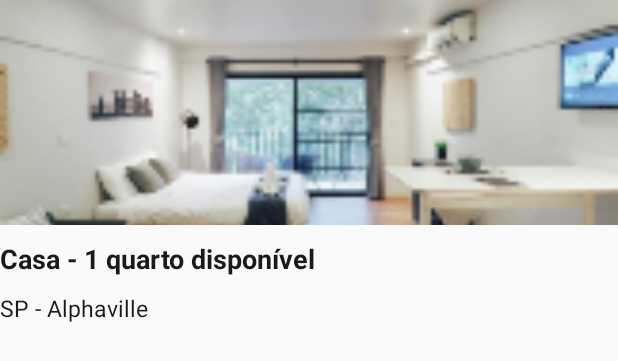
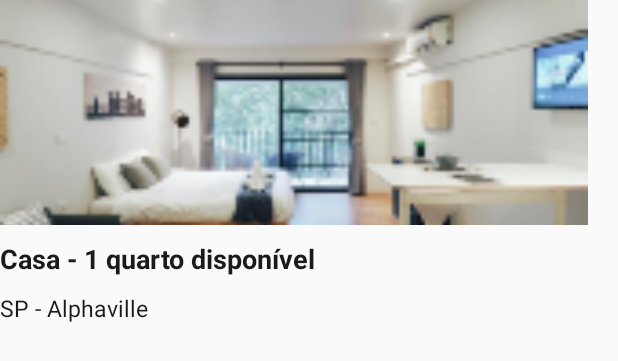
Before and after one commit to Queerfy/mobile-queerfy, an Android app: the layout fragment_trend_residence.xml on its own in the app's theme, with its tools: preview values and no code run, on a phone screen of 412 x 824 dp. Shown: the top 361 px of the screen. Run offline under Robolectric (Android 15) with nearby library versions, the phone set to English and light mode, and no system bars.

Commit message:
fix: trending list layout

```diff
--- a/app/src/main/java/com/example/queerfy/view/ResidenceListActivity.kt
+++ b/app/src/main/java/com/example/queerfy/view/ResidenceListActivity.kt
@@ -41,7 +41,7 @@ class ResidenceListActivity : AppCompatActivity() {
             "Locações com as melhores avaliações em $cityNotFormated"
 
         recyclerViewTrendOne = findViewById(R.id.trend_residences_list)
-        recyclerViewTrendOne.layoutManager = LinearLayoutManager(baseContext)
+        recyclerViewTrendOne.layoutManager = LinearLayoutManager(baseContext, LinearLayoutManager.HORIZONTAL, false)
         recyclerViewTrendOne.itemAnimator = DefaultItemAnimator()
         recyclerViewTrendOne.setHasFixedSize(true)
 
--- a/app/src/main/res/layout/activity_residence_list.xml
+++ b/app/src/main/res/layout/activity_residence_list.xml
@@ -39,8 +39,9 @@
             android:id="@+id/residence_list_trending_container"
             android:layout_width="match_parent"
             android:layout_height="wrap_content"
+            android:layout_marginTop="10dp"
             android:gravity="center"
-            android:orientation="vertical"
+            android:orientation="horizontal"
             android:visibility="gone"
             app:layout_constraintLeft_toLeftOf="parent"
             app:layout_constraintTop_toBottomOf="@id/residence_list_trend_subtitle">
--- a/app/src/main/res/layout/fragment_trend_residence.xml
+++ b/app/src/main/res/layout/fragment_trend_residence.xml
@@ -2,7 +2,8 @@
 <FrameLayout xmlns:android="http://schemas.android.com/apk/res/android"
     xmlns:tools="http://schemas.android.com/tools"
     android:layout_width="match_parent"
-    android:layout_height="match_parent">
+    android:layout_height="match_parent"
+    android:layout_marginEnd="20dp">
 
     <LinearLayout
         android:id="@+id/residence_trend_container"
```
